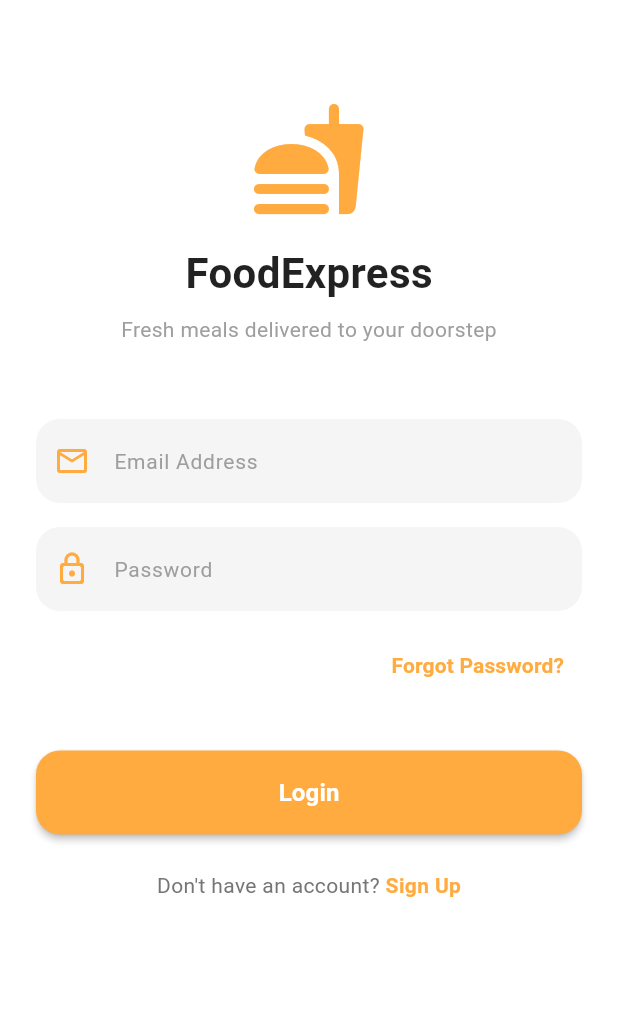
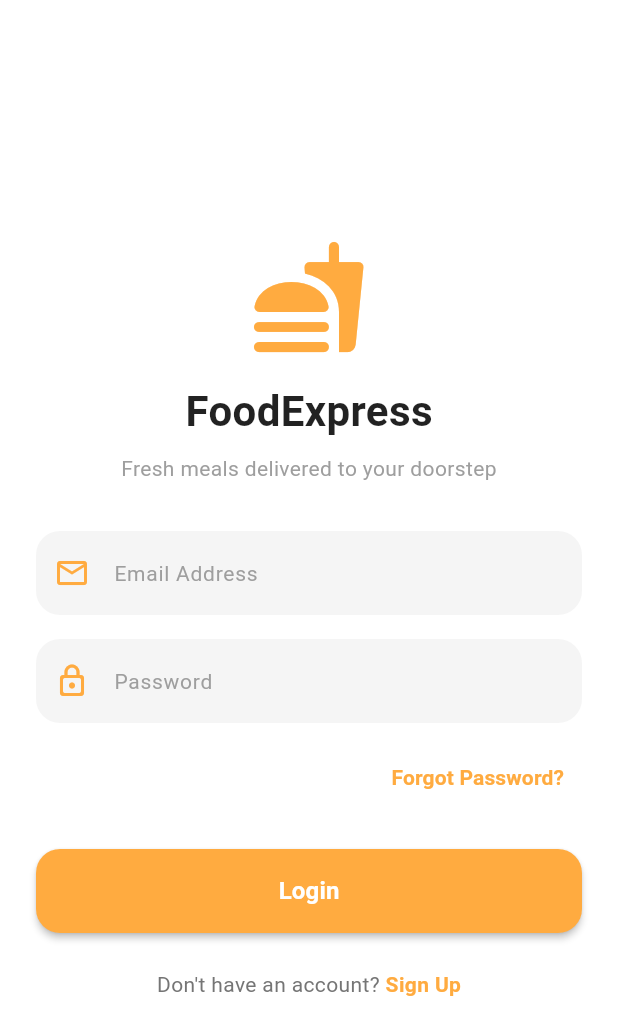
Before and after one commit to SyedAsharRaza/HoopInternshipTask4, a Flutter app: the LoginScreen screen opened directly, on a phone screen of 412 x 824 dp. Shown: the top 1035 px of the screen. Run offline on Flutter 3.47's test engine with Material 3 defaults, Android fonts, the phone set to English and light mode, and no system bars.

Commit message:
made changes to loginscreen layout

```diff
--- a/lib/screens/auth/login_screen.dart
+++ b/lib/screens/auth/login_screen.dart
@@ -7,17 +7,17 @@ class LoginScreen extends StatelessWidget {
 
   @override
   Widget build(BuildContext context) {
-    double screenHeight = MediaQuery.of(context).size.height;
-
     return Scaffold(
+      resizeToAvoidBottomInset: false,
       backgroundColor: Colors.white,
       body: SafeArea(
+        child: Center(
           child: SingleChildScrollView(
             padding: const EdgeInsets.symmetric(horizontal: 24.0),
             child: Column(
+              mainAxisSize: MainAxisSize.min,
               crossAxisAlignment: CrossAxisAlignment.center,
               children: [
-              SizedBox(height: screenHeight * 0.08),
                 const Icon(
                   Icons.fastfood_rounded,
                   size: 80,
@@ -38,7 +38,7 @@ class LoginScreen extends StatelessWidget {
                   style: TextStyle(color: Colors.grey, fontSize: 14),
                   textAlign: TextAlign.center,
                 ),
-              SizedBox(height: screenHeight * 0.06),
+                const SizedBox(height: 32),
                 const CustomTextField(
                   hintText: 'Email Address',
                   prefixIcon: Icons.email_outlined,
@@ -60,7 +60,7 @@ class LoginScreen extends StatelessWidget {
                     ),
                   ),
                 ),
-              SizedBox(height: screenHeight * 0.04),
+                const SizedBox(height: 24),
                 CustomButton(
                   text: 'Login',
                   onPressed: () {
@@ -84,6 +84,7 @@ class LoginScreen extends StatelessWidget {
             ),
           ),
         ),
+      ),
     );
   }
 }
```
Lines whose indentation alone changed are shown as unchanged.
